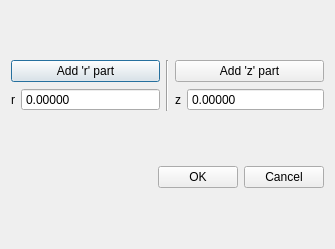
Qt form GUI_PSN/mesh.ui (BeConOr/INP) before a commit.
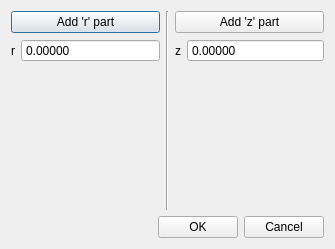
The same form after that commit.

```diff
--- a/GUI_PSN/mesh.ui
+++ b/GUI_PSN/mesh.ui
@@ -59,7 +59,9 @@
         </layout>
        </item>
        <item>
-        <layout class="QVBoxLayout" name="RpartLay"/>
+        <widget class="QWidget" name="RPartLay" native="true">
+         <layout class="QVBoxLayout" name="RpartLay"/>
+        </widget>
        </item>
       </layout>
      </item>
@@ -113,7 +115,9 @@
         </layout>
        </item>
        <item>
-        <layout class="QVBoxLayout" name="ZpartLay"/>
+        <widget class="QWidget" name="ZPartLay" native="true">
+         <layout class="QVBoxLayout" name="ZpartLay"/>
+        </widget>
        </item>
       </layout>
      </item>
```
Left out of the diff: 24 changed lines with no effect on the pictures.
